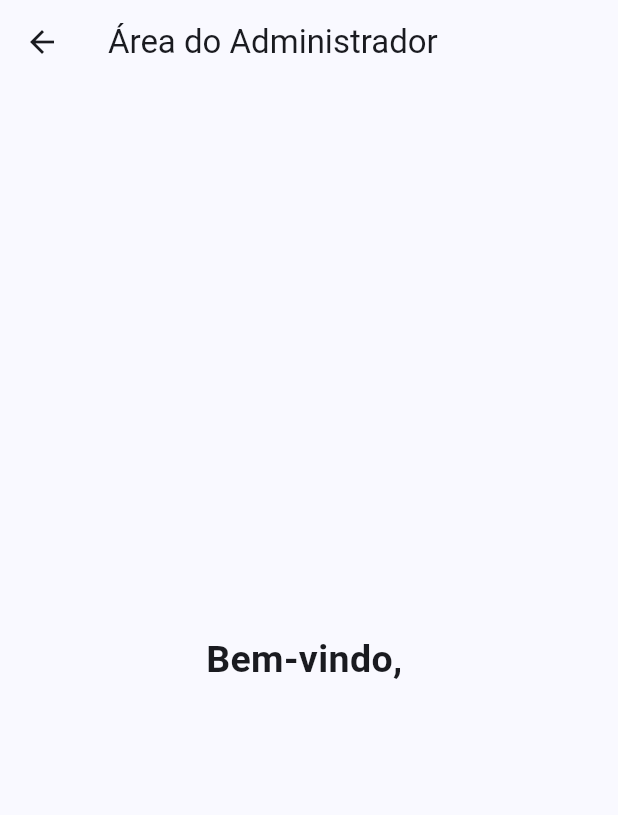
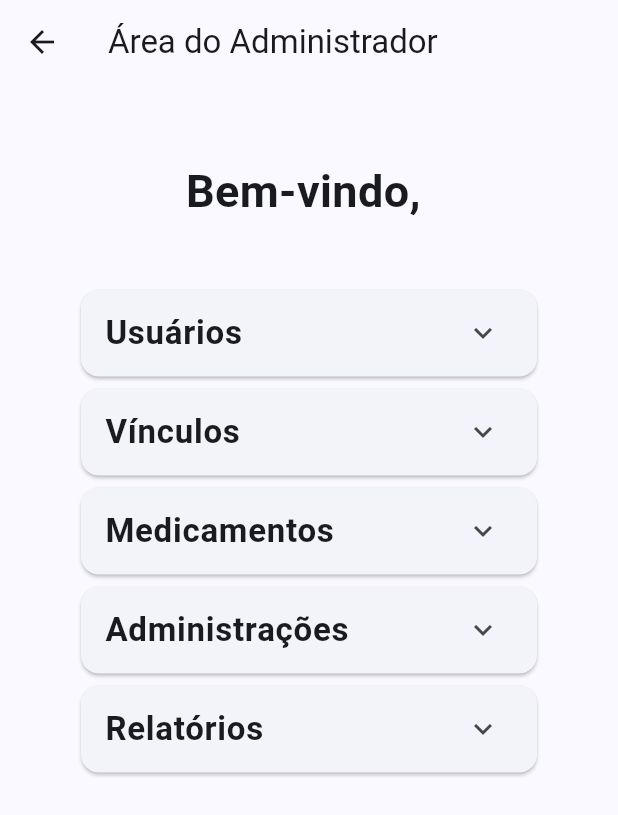
Before and after one commit to MarcosFagundes1402/homecare, a Flutter app: the AdminHome screen opened directly with empty values, on a phone screen of 412 x 824 dp. Shown: the top 815 px of the screen. Run offline on Flutter 3.47's test engine with Material 3 defaults, Android fonts, the phone set to English and light mode, and no system bars.

Commit message:
feat: inicia area administrativa e listagem de usuarios

```diff
--- a/homecare_front/lib/admin_home.dart
+++ b/homecare_front/lib/admin_home.dart
@@ -1,24 +1,124 @@
+import 'package:app/listar_usuario.dart';
 import 'package:flutter/material.dart';
 
-class AdminHome extends StatelessWidget {
+class AdminHome extends StatefulWidget {
   final String nome;
+  final String token;
 
-  const AdminHome({super.key, required this.nome});
+  const AdminHome({super.key, required this.nome, required this.token});
 
+  @override
+  State<AdminHome> createState() => _AdminHomeState();
+}
+
+class _AdminHomeState extends State<AdminHome> {
   @override
   Widget build(BuildContext context) {
     return Scaffold(
       appBar: AppBar(title: const Text('Área do Administrador')),
-      body: Center(
-        child: Column(
-          mainAxisSize: MainAxisSize.min,
-          children: [
-            Text(
-              'Bem-vindo, $nome',
-              style: const TextStyle(fontSize: 25, fontWeight: FontWeight.bold),
+
+      body: ListView(
+        padding: const EdgeInsets.all(50),
+        children: [
+          Center(
+            child: Text(
+              'Bem-vindo, ${widget.nome}',
+              style: const TextStyle(fontSize: 30, fontWeight: FontWeight.w600),
             ),
-          ],
-        ),
+          ),
+
+          // CARD DE USUARIOS
+          const SizedBox(height: 40),
+
+          Card(
+            child: ExpansionTile(
+              title: const Text(
+                'Usuários',
+                style: TextStyle(fontSize: 22, fontWeight: FontWeight.w600),
+              ),
+              children: [
+                ListTile(
+                  title: const Text('Listar usuários'),
+                  onTap: () {
+                    Navigator.push(
+                      context,
+                      MaterialPageRoute(
+                        builder: (context) => ListarUsuarios(token: widget.token),
+                      )
+                    );
+                  },
+                ),
+
+                ListTile(title: const Text('Criar usuário'), onTap: () {}),
+              ],
+            ),
+          ),
+
+          // CARD DE VINCULOS
+          Card(
+            child: ExpansionTile(
+              title: const Text(
+                'Vínculos',
+                style: TextStyle(fontSize: 22, fontWeight: FontWeight.w600),
+              ),
+              children: [
+                ListTile(title: const Text('Criar vínculo'), onTap: () {}),
+
+                ListTile(title: const Text('Ver vínculos'), onTap: () {}),
+              ],
+            ),
+          ),
+
+          //CARD DE MEDICAMENTOS
+          Card(
+            child: ExpansionTile(
+              title: const Text(
+                'Medicamentos',
+                style: TextStyle(fontSize: 22, fontWeight: FontWeight.w600),
+              ),
+
+              children: [
+                ListTile(title: const Text('Consultar todos os medicamentos'), onTap: () {},),
+
+                ListTile(title: const Text('Consultar por paciente'), onTap: () {},),
+
+                ListTile(title: const Text('Criar medicamento'), onTap: () {}),
+              ],
+            ),
+          ),
+
+          //CARD ADMINISTRACOES
+          Card(
+            child: ExpansionTile(
+              title: const Text(
+                'Administrações',
+                style: TextStyle(fontSize: 22, fontWeight: FontWeight.w600),
+              ),
+              children: [
+                ListTile(
+                  title: const Text('Consultar histórico'),
+                  onTap: () {},
+                ),
+              ],
+            ),
+          ),
+
+          //CARD RELATORIOS
+          Card(
+            child: ExpansionTile(
+              title: const Text(
+                'Relatórios',
+                style: TextStyle(fontSize: 22, fontWeight: FontWeight.w600),
+              ),
+              children: [
+                ListTile(
+                  title: const Text('Consultar histórico'),
+                  onTap: () {},
+                ),
+              ],
+            ),
+          ),
+        ],
       ),
     );
   }
--- a/homecare_front/lib/historico_relatorios.dart
+++ b/homecare_front/lib/historico_relatorios.dart
@@ -26,7 +26,6 @@ class _HistoricoRelatoriosState extends State<HistoricoRelatorios> {
   @override
   void initState() {
     super.initState();
-
     buscarHistorico();
   }
 
--- a/homecare_front/lib/home_screen.dart
+++ b/homecare_front/lib/home_screen.dart
@@ -1,3 +1,4 @@
+import 'package:app/admin_home.dart';
 import 'package:flutter/material.dart';
 import 'package:app/paciente_home.dart';
 import 'package:app/cuidador_home.dart';
@@ -23,7 +24,7 @@ class HomeScreen extends StatelessWidget {
         return CuidadorHome(nome: nome, token: token);
 
       case 'admin':
-        return Scaffold(body: Center(child: Text('Área do admin - $nome')));
+        return AdminHome(nome: nome, token: token,);
 
       default:
         return const Scaffold(
--- a/homecare_front/lib/login_screen.dart
+++ b/homecare_front/lib/login_screen.dart
@@ -65,7 +65,7 @@ class _LoginScreenState extends State<LoginScreen> {
         return;
       }
     } catch (erro) {
-      print('ERRO: $erro');
+      debugPrint('ERRO: $erro');
     }
   }
 
```
Also changed, not shown: homecare_front/lib/listar_usuario.dart (added, +101 -0 lines), homecare_front/lib/registrar_administracao.dart (+6 -2 lines), homecare_front/lib/usuarios_detalhes.dart (added, +117 -0 lines).
